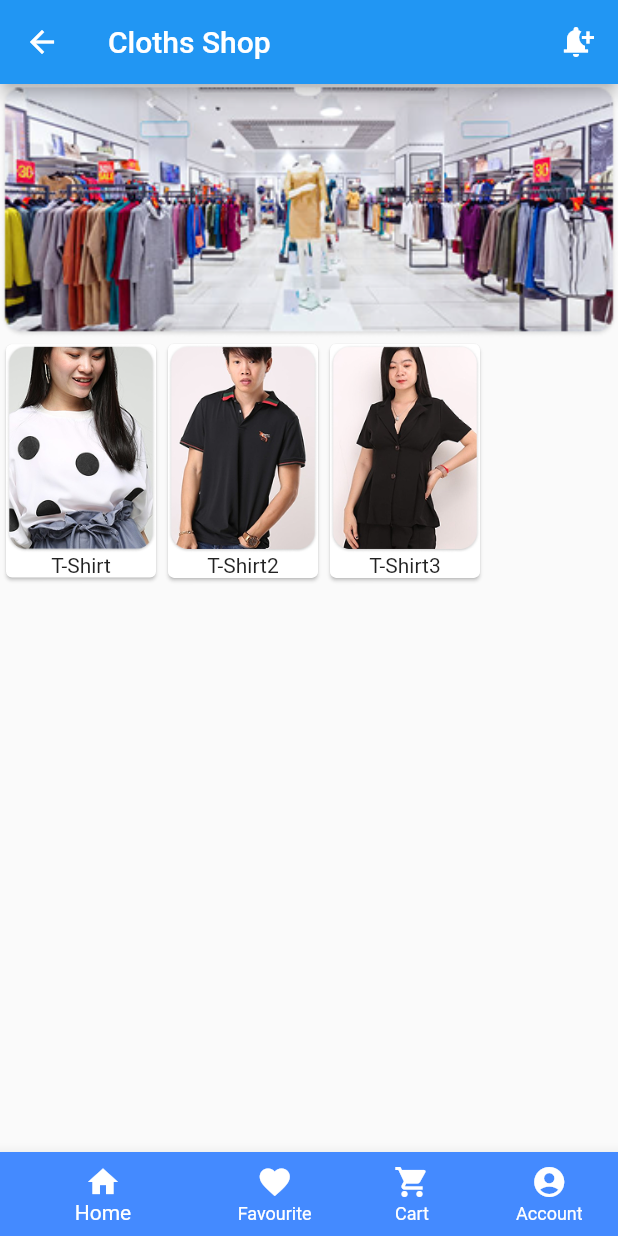
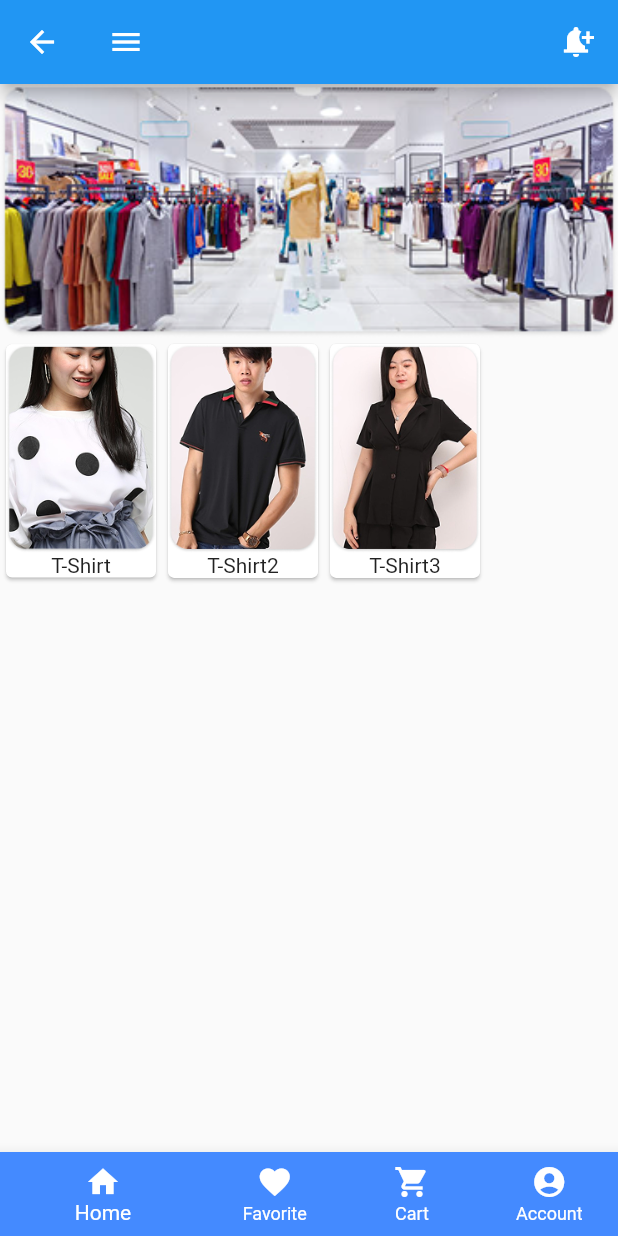
Before and after one commit to beltei-iu/UC2-BIT-SE-Y3S2-MAD-I-B5-E1-412, a Flutter app: the MainScreen screen opened by its route, on a phone screen of 412 x 824 dp. Run offline on Flutter 3.47's test engine with Material 3 defaults, Android fonts, the phone set to English and light mode, and no system bars.

```diff
--- a/lib/screens/home_screen.dart
+++ b/lib/screens/home_screen.dart
@@ -29,7 +29,7 @@ class _State extends State<HomeScreen> {
   @override
   Widget build(BuildContext context) {
     final appBar = AppBar(
-      title: Text("Cloths Shop"),
+      title: Icon(Icons.menu),
       centerTitle: false,
       actions: [
         Padding(
--- a/lib/screens/main_screen.dart
+++ b/lib/screens/main_screen.dart
@@ -3,6 +3,7 @@ import 'package:mad/screens/account_screen.dart';
 import 'package:mad/screens/cart_screen.dart';
 import 'package:mad/screens/favourite_screen.dart';
 import 'package:mad/screens/home_screen.dart';
+import 'package:mad/utils/app_color.dart';
 
 class MainScreen extends StatefulWidget {
   const MainScreen({super.key});
@@ -27,9 +28,15 @@ class _MainScreenState extends State<MainScreen> {
       BottomNavigationBarItem(
           icon: Icon(Icons.home),
           label: 'Home',
-          backgroundColor: Colors.blueAccent),
-      BottomNavigationBarItem(icon: Icon(Icons.favorite), label: 'Favourite'),
-      BottomNavigationBarItem(icon: Icon(Icons.shopping_cart), label: 'Cart'),
+          backgroundColor: AppColor.appBackgroundColor),
+      BottomNavigationBarItem(
+          icon: Icon(Icons.favorite),
+          label: 'Favorite',
+          backgroundColor: AppColor.appBackgroundColor),
+      BottomNavigationBarItem(
+          icon: Icon(Icons.shopping_cart),
+          label: 'Cart',
+          backgroundColor: AppColor.appBackgroundColor),
       BottomNavigationBarItem(
           icon: Icon(Icons.account_circle), label: 'Account'),
     ];
@@ -42,7 +49,7 @@ class _MainScreenState extends State<MainScreen> {
           _currentIndex = index;
         });
       },
-      backgroundColor: Colors.blueAccent,
+      backgroundColor: AppColor.appBackgroundColor,
       showSelectedLabels: true,
       showUnselectedLabels: true,
     );
--- /dev/null
+++ b/lib/utils/app_color.dart
@@ -0,0 +1,6 @@
+import 'package:flutter/material.dart';
+
+class AppColor {
+  static const appTextColor = "";
+  static const appBackgroundColor = Colors.blueAccent;
+}
```
Also changed, not shown: assets/data/product.json (added, +37 -0 lines), lib/screens/favourite_screen.dart (+77 -3 lines), lib/screens/product_detail_screen.dart (+16 -8 lines).
